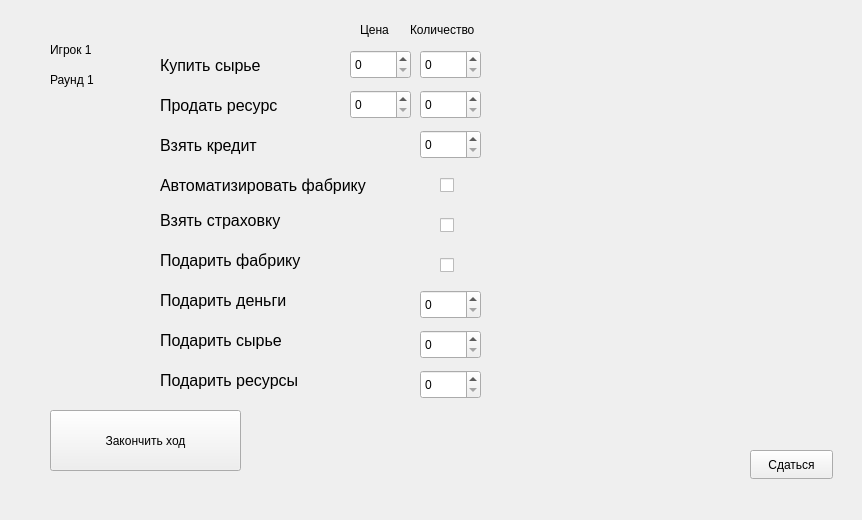
First picture: the form in gamewindow.ui, repository Saham9tka/for_bots, before the edit.
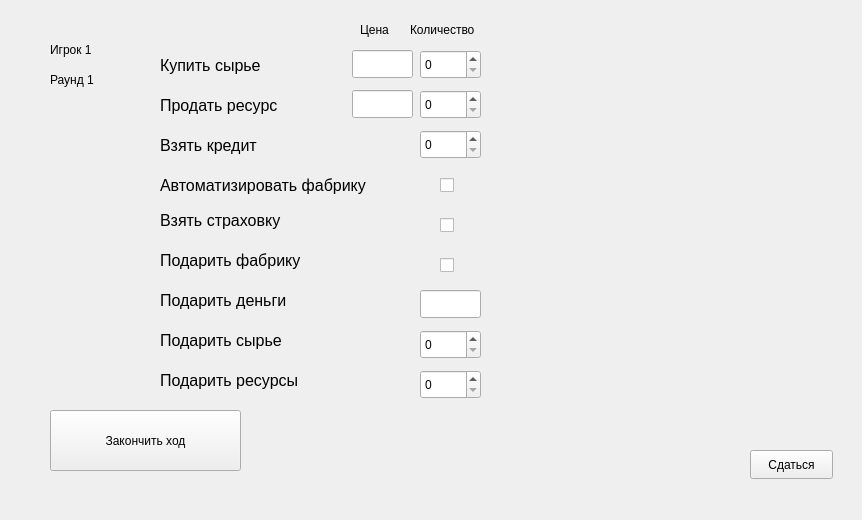
Second picture: the form after the edit.

The edit to the form file:
```diff
--- a/gamewindow.ui
+++ b/gamewindow.ui
@@ -71,7 +71,7 @@
      <x>540</x>
      <y>50</y>
      <width>291</width>
-     <height>261</height>
+     <height>241</height>
     </rect>
    </property>
    <property name="font">
@@ -88,7 +88,7 @@
     <rect>
      <x>540</x>
      <y>300</y>
-     <width>271</width>
+     <width>291</width>
      <height>131</height>
     </rect>
    </property>
@@ -281,16 +281,6 @@
     <string/>
    </property>
   </widget>
-  <widget class="QSpinBox" name="giveMoneyChoice">
-   <property name="geometry">
-    <rect>
-     <x>420</x>
-     <y>290</y>
-     <width>61</width>
-     <height>29</height>
-    </rect>
-   </property>
-  </widget>
   <widget class="QSpinBox" name="giveMaterialsChoice">
    <property name="geometry">
     <rect>
@@ -311,26 +301,6 @@
     </rect>
    </property>
   </widget>
-  <widget class="QSpinBox" name="sellResourcesPriceChoice">
-   <property name="geometry">
-    <rect>
-     <x>350</x>
-     <y>90</y>
-     <width>61</width>
-     <height>29</height>
-    </rect>
-   </property>
-  </widget>
-  <widget class="QSpinBox" name="buyMaterialsPriceChoice">
-   <property name="geometry">
-    <rect>
-     <x>350</x>
-     <y>50</y>
-     <width>61</width>
-     <height>29</height>
-    </rect>
-   </property>
-  </widget>
   <widget class="QLabel" name="label_4">
    <property name="geometry">
     <rect>
@@ -416,6 +386,36 @@
     <string>Взять страховку</string>
    </property>
   </widget>
+  <widget class="QLineEdit" name="buyMaterialsPriceChoice">
+   <property name="geometry">
+    <rect>
+     <x>352</x>
+     <y>50</y>
+     <width>61</width>
+     <height>28</height>
+    </rect>
+   </property>
+  </widget>
+  <widget class="QLineEdit" name="sellProductPriceChoice">
+   <property name="geometry">
+    <rect>
+     <x>352</x>
+     <y>90</y>
+     <width>61</width>
+     <height>28</height>
+    </rect>
+   </property>
+  </widget>
+  <widget class="QLineEdit" name="giveMoneyChoice">
+   <property name="geometry">
+    <rect>
+     <x>420</x>
+     <y>290</y>
+     <width>61</width>
+     <height>28</height>
+    </rect>
+   </property>
+  </widget>
  </widget>
  <resources/>
  <connections/>
```
